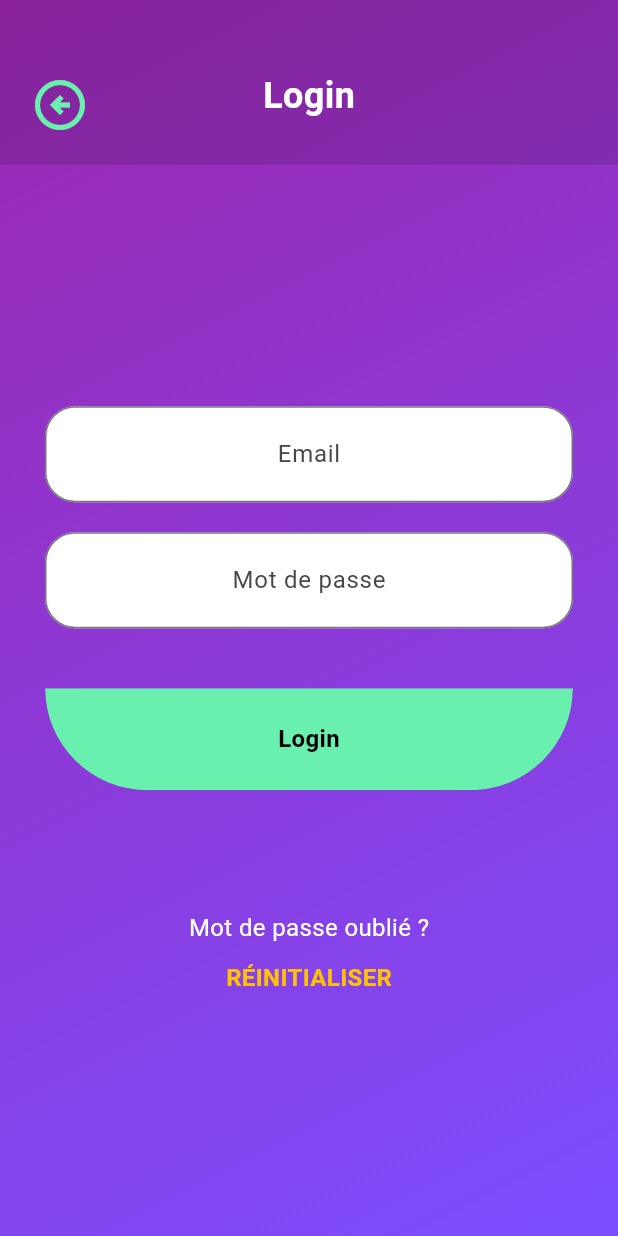
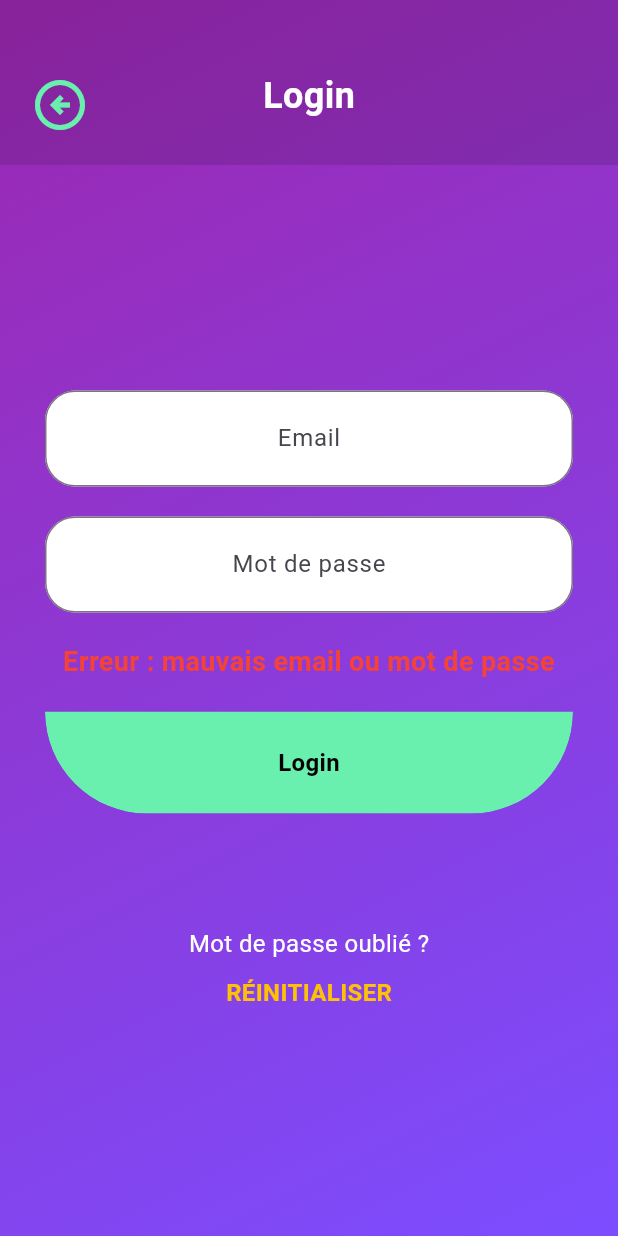
Before and after one commit to RemiDormoy/30-01-bbl_animation, a Flutter app: the LoginPage screen opened directly, after a tap on "Login", after a tap on the "arrow circle left" icon, on a phone screen of 412 x 824 dp. Run offline on Flutter 3.47's test engine with Material 3 defaults, Android fonts, the light colour scheme and no system bars; drawn by our look-alikes of flutter_animate.

Commit message:
ajout de l'erreur

```diff
--- a/lib/login_page.dart
+++ b/lib/login_page.dart
@@ -14,6 +14,7 @@ class _LoginPageState extends State<LoginPage> with TickerProviderStateMixin {
   late AnimationController animationController;
   final TextEditingController mailController = TextEditingController();
   final TextEditingController mdpController = TextEditingController();
+  late AnimationController errorController;
   bool hasError = false;
 
   @override
@@ -49,8 +50,26 @@ class _LoginPageState extends State<LoginPage> with TickerProviderStateMixin {
               _MailField(mailController, animationController),
               const SizedBox(height: 20),
               _PasswordField(mdpController, animationController),
-              const SizedBox(height: 40),
-              _LoginButton(animationController),
+              const SizedBox(height: 20),
+              if (hasError) _ErrorLogin(),
+              const SizedBox(height: 20),
+              _LoginButton(
+                animationController: animationController,
+                mailController: mailController,
+                mdpController: mdpController,
+                successCallback: (success) {
+                  if (!success) {
+                    setState(() {
+                      hasError = true;
+                    });
+                    Future.delayed(6.seconds).then((value) {
+                      setState(() {
+                        hasError = false;
+                      });
+                    });
+                  }
+                },
+              ),
               const Expanded(flex: 1, child: SizedBox()),
               _ForgotPasswordButton(animationController),
               const Expanded(flex: 2, child: SizedBox()),
@@ -169,7 +188,6 @@ class _PasswordField extends WidgetWithAnimation {
           controller: textController,
           obscureText: false,
           inputFormatters: [_DiamondFormatter()],
-          //obscuringCharacter: '💎',
           decoration: const InputDecoration(
             border: OutlineInputBorder(borderRadius: BorderRadius.all(Radius.circular(20))),
             label: Center(child: Text('Mot de passe')),
@@ -212,8 +230,16 @@ class _DiamondFormatter extends TextInputFormatter {
 
 class _LoginButton extends WidgetWithAnimation {
   final AnimationController animationController;
+  final TextEditingController mailController;
+  final TextEditingController mdpController;
+  final void Function(bool) successCallback;
 
-  _LoginButton(this.animationController);
+  _LoginButton({
+    required this.animationController,
+    required this.mailController,
+    required this.mdpController,
+    required this.successCallback,
+  });
 
   @override
   Widget animateWidget(BuildContext context, Widget widget) {
@@ -234,7 +260,7 @@ class _LoginButton extends WidgetWithAnimation {
     return Padding(
       padding: const EdgeInsets.symmetric(horizontal: 30),
       child: _LoadingBottomButton(() {
-        //TODO
+        successCallback(mdpController.text.length > 4 && mailController.text.contains('@'));
       }),
     );
   }
@@ -282,6 +308,7 @@ class _LoadingBottomButtonState extends State<_LoadingBottomButton> {
                       setState(() {
                         isLoading = false;
                       });
+                      widget.onLoaded();
                     });
                   },
                   child: Padding(
@@ -328,3 +355,40 @@ class _ForgotPasswordButton extends WidgetWithAnimation {
     );
   }
 }
+
+class _ErrorLogin extends WidgetWithAnimation {
+  @override
+  Widget animateWidget(BuildContext context, Widget widget) {
+    return widget
+        .animate()
+        .shimmer(duration: 6.seconds)
+        .shake(hz: 4, curve: Curves.easeInOutCubic)
+        .scaleXY(end: 1.2, duration: 600.milliseconds)
+        .then(delay: 600.milliseconds)
+        .scaleXY(end: 1 / 1.2, duration: 600.milliseconds)
+        .then(delay: 600.milliseconds)
+        .scaleXY(end: 1.2, duration: 600.milliseconds)
+        .shake(hz: 4, curve: Curves.easeInOutCubic)
+        .then(delay: 600.milliseconds)
+        .scaleXY(end: 1 / 1.2, duration: 600.milliseconds)
+        .then(delay: 600.milliseconds);
+  }
+
+  @override
+  Widget createWidget(BuildContext context) {
+    return const Padding(
+      padding: EdgeInsets.symmetric(horizontal: 40),
+      child: Center(
+        child: Text(
+          'Erreur : mauvais email ou mot de passe',
+          style: TextStyle(
+            fontSize: 18,
+            color: Colors.red,
+            fontWeight: FontWeight.bold,
+          ),
+          textAlign: TextAlign.center,
+        ),
+      ),
+    );
+  }
+}
```
